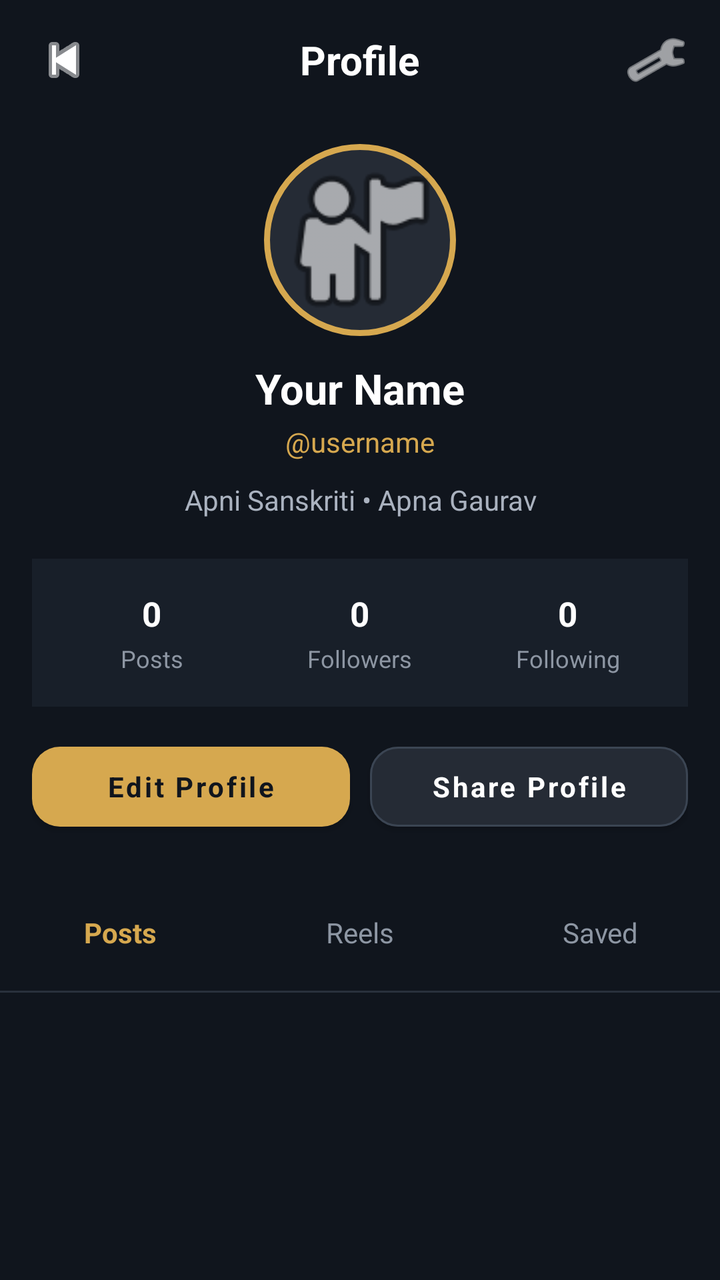
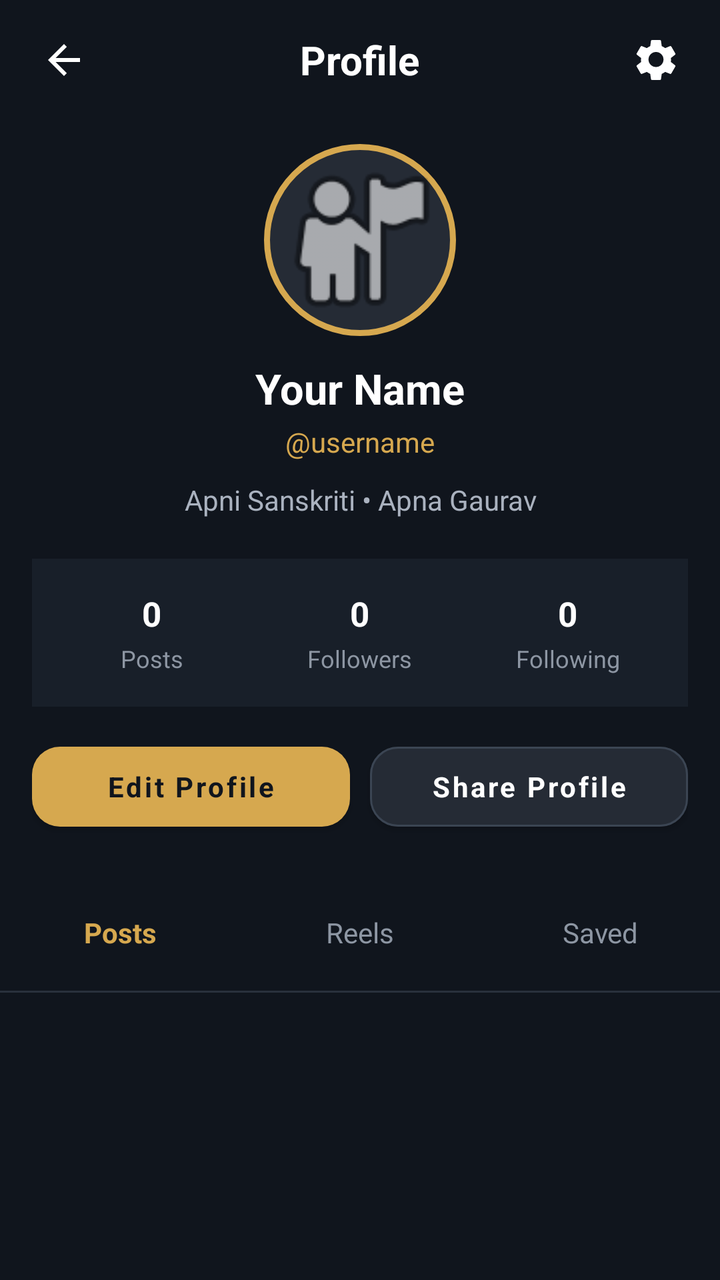

An Android layout rendered at two revisions. The XML below is the earlier revision; the diff shows what the commit changed to produce the second picture.
<!-- AndroidManifest.xml: application theme Theme.SanskritiSathi -->
<!-- res/layout/activity_my_profile.xml -->
<?xml version="1.0" encoding="utf-8"?>
<ScrollView
    xmlns:android="http://schemas.android.com/apk/res/android"
    xmlns:app="http://schemas.android.com/apk/res-auto"
    android:layout_width="match_parent"
    android:layout_height="match_parent"
    android:background="#10151D"
    android:fillViewport="true">

    <LinearLayout
        android:layout_width="match_parent"
        android:layout_height="wrap_content"
        android:orientation="vertical">

        
        <RelativeLayout
            android:layout_width="match_parent"
            android:layout_height="60dp"
            android:paddingStart="8dp"
            android:paddingEnd="8dp">

            
            <ImageButton
                android:id="@+id/backButton"
                android:layout_width="48dp"
                android:layout_height="48dp"
                android:layout_alignParentStart="true"
                android:layout_centerVertical="true"
                android:background="?attr/selectableItemBackgroundBorderless"
                android:contentDescription="Back"
                android:padding="12dp"
                android:src="@android:drawable/ic_media_previous"
                app:tint="#FFFFFF" />

            
            <TextView
                android:id="@+id/profileTitle"
                android:layout_width="wrap_content"
                android:layout_height="wrap_content"
                android:layout_centerInParent="true"
                android:text="Profile"
                android:textColor="#FFFFFF"
                android:textSize="20sp"
                android:textStyle="bold" />

            
            <ImageButton
                android:id="@+id/settingsButton"
                android:layout_width="48dp"
                android:layout_height="48dp"
                android:layout_alignParentEnd="true"
                android:layout_centerVertical="true"
                android:background="?attr/selectableItemBackgroundBorderless"
                android:contentDescription="Settings"
                android:padding="11dp"
                android:src="@android:drawable/ic_menu_preferences"
                app:tint="#FFFFFF" />

        </RelativeLayout>

        
        <LinearLayout
            android:layout_width="match_parent"
            android:layout_height="wrap_content"
            android:orientation="vertical"
            android:paddingStart="20dp"
            android:paddingEnd="20dp"
            android:paddingTop="12dp"
            android:paddingBottom="20dp">

            
            <ImageView
                android:id="@+id/profileImage"
                android:layout_width="96dp"
                android:layout_height="96dp"
                android:layout_gravity="center_horizontal"
                android:background="@drawable/profile_circle_background"
                android:contentDescription="Profile photo"
                android:padding="3dp"
                android:scaleType="centerCrop"
                android:src="@android:drawable/ic_menu_myplaces" />

            <TextView
                android:id="@+id/profileName"
                android:layout_width="match_parent"
                android:layout_height="wrap_content"
                android:layout_marginTop="12dp"
                android:gravity="center"
                android:text="Your Name"
                android:textColor="#FFFFFF"
                android:textSize="21sp"
                android:textStyle="bold" />

            <TextView
                android:id="@+id/profileUsername"
                android:layout_width="match_parent"
                android:layout_height="wrap_content"
                android:layout_marginTop="3dp"
                android:gravity="center"
                android:text="@username"
                android:textColor="#D6A84F"
                android:textSize="14sp" />

            <TextView
                android:id="@+id/profileBio"
                android:layout_width="match_parent"
                android:layout_height="wrap_content"
                android:layout_marginTop="10dp"
                android:gravity="center"
                android:lineSpacingExtra="2dp"
                android:text="Apni Sanskriti • Apna Gaurav"
                android:textColor="#AAB2BF"
                android:textSize="14sp" />

        </LinearLayout>

        
        <LinearLayout
            android:layout_width="match_parent"
            android:layout_height="74dp"
            android:layout_marginStart="16dp"
            android:layout_marginEnd="16dp"
            android:background="#181F29"
            android:gravity="center"
            android:orientation="horizontal"
            android:paddingStart="8dp"
            android:paddingEnd="8dp">

            
            <LinearLayout
                android:layout_width="0dp"
                android:layout_height="match_parent"
                android:layout_weight="1"
                android:gravity="center"
                android:orientation="vertical">

                <TextView
                    android:id="@+id/postsCount"
                    android:layout_width="wrap_content"
                    android:layout_height="wrap_content"
                    android:text="0"
                    android:textColor="#FFFFFF"
                    android:textSize="17sp"
                    android:textStyle="bold" />

                <TextView
                    android:layout_width="wrap_content"
                    android:layout_height="wrap_content"
                    android:layout_marginTop="3dp"
                    android:text="Posts"
                    android:textColor="#8D96A3"
                    android:textSize="12sp" />

            </LinearLayout>

            
            <LinearLayout
                android:layout_width="0dp"
                android:layout_height="match_parent"
                android:layout_weight="1"
                android:gravity="center"
                android:orientation="vertical">

                <TextView
                    android:id="@+id/followersCount"
                    android:layout_width="wrap_content"
                    android:layout_height="wrap_content"
                    android:text="0"
                    android:textColor="#FFFFFF"
                    android:textSize="17sp"
                    android:textStyle="bold" />

                <TextView
                    android:layout_width="wrap_content"
                    android:layout_height="wrap_content"
                    android:layout_marginTop="3dp"
                    android:text="Followers"
                    android:textColor="#8D96A3"
                    android:textSize="12sp" />

            </LinearLayout>

            
            <LinearLayout
                android:layout_width="0dp"
                android:layout_height="match_parent"
                android:layout_weight="1"
                android:gravity="center"
                android:orientation="vertical">

                <TextView
                    android:id="@+id/followingCount"
                    android:layout_width="wrap_content"
                    android:layout_height="wrap_content"
                    android:text="0"
                    android:textColor="#FFFFFF"
                    android:textSize="17sp"
                    android:textStyle="bold" />

                <TextView
                    android:layout_width="wrap_content"
                    android:layout_height="wrap_content"
                    android:layout_marginTop="3dp"
                    android:text="Following"
                    android:textColor="#8D96A3"
                    android:textSize="12sp" />

            </LinearLayout>

        </LinearLayout>

        
        <LinearLayout
            android:layout_width="match_parent"
            android:layout_height="52dp"
            android:layout_marginStart="16dp"
            android:layout_marginTop="14dp"
            android:layout_marginEnd="16dp"
            android:orientation="horizontal">

            <com.google.android.material.button.MaterialButton
                android:id="@+id/editProfileButton"
                android:layout_width="0dp"
                android:layout_height="match_parent"
                android:layout_weight="1"
                android:text="Edit Profile"
                android:textAllCaps="false"
                android:textColor="#10151D"
                android:textStyle="bold"
                app:backgroundTint="#D6A84F"
                app:cornerRadius="14dp" />

            <Space
                android:layout_width="10dp"
                android:layout_height="1dp" />

            <com.google.android.material.button.MaterialButton
                android:id="@+id/shareProfileButton"
                android:layout_width="0dp"
                android:layout_height="match_parent"
                android:layout_weight="1"
                android:text="Share Profile"
                android:textAllCaps="false"
                android:textColor="#FFFFFF"
                android:textStyle="bold"
                app:backgroundTint="#252B35"
                app:cornerRadius="14dp"
                app:strokeColor="#3B4553"
                app:strokeWidth="1dp" />

        </LinearLayout>

        
        <LinearLayout
            android:layout_width="match_parent"
            android:layout_height="58dp"
            android:layout_marginTop="18dp"
            android:gravity="center"
            android:orientation="horizontal">

            <TextView
                android:id="@+id/postsTab"
                android:layout_width="0dp"
                android:layout_height="match_parent"
                android:layout_weight="1"
                android:gravity="center"
                android:text="Posts"
                android:textColor="#D6A84F"
                android:textSize="14sp"
                android:textStyle="bold" />

            <TextView
                android:id="@+id/reelsTab"
                android:layout_width="0dp"
                android:layout_height="match_parent"
                android:layout_weight="1"
                android:gravity="center"
                android:text="Reels"
                android:textColor="#8D96A3"
                android:textSize="14sp" />

            <TextView
                android:id="@+id/savedTab"
                android:layout_width="0dp"
                android:layout_height="match_parent"
                android:layout_weight="1"
                android:gravity="center"
                android:text="Saved"
                android:textColor="#8D96A3"
                android:textSize="14sp" />

        </LinearLayout>

        <View
            android:layout_width="match_parent"
            android:layout_height="1dp"
            android:background="#29313C" />

        
        <GridLayout
            android:id="@+id/profilePostsGrid"
            android:layout_width="match_parent"
            android:layout_height="wrap_content"
            android:columnCount="3"
            android:padding="2dp" />

        <TextView
            android:id="@+id/emptyProfileText"
            android:layout_width="match_parent"
            android:layout_height="180dp"
            android:gravity="center"
            android:padding="24dp"
            android:text="Abhi koi post nahi hai"
            android:textColor="#7F8793"
            android:textSize="14sp"
            android:visibility="gone" />

    </LinearLayout>

</ScrollView>
<!-- resources referenced by this layout -->
<resources>
  <!-- drawable profile_circle_background (drawable) -->
  <?xml version="1.0" encoding="utf-8"?>
  <shape xmlns:android="http://schemas.android.com/apk/res/android"
      android:shape="oval">
  
      <solid android:color="#252B35" />
  
      <stroke
          android:width="3dp"
          android:color="#D6A84F" />
  
      <padding
          android:left="2dp"
          android:top="2dp"
          android:right="2dp"
          android:bottom="2dp" />
  
  </shape>
  <style name="Theme.SanskritiSathi" parent="Theme.MaterialComponents.DayNight.NoActionBar">
  
          <item name="android:fontFamily">sans-serif</item>
  
          
          <item name="android:statusBarColor">#0F111A</item>
          <item name="android:windowLightStatusBar">false</item>
  
          <item name="android:navigationBarColor">#1A1D2B</item>
          <item name="android:windowLightNavigationBar">false</item>
  
          <item name="android:windowActionModeOverlay">true</item>
          <item name="android:windowNoTitle">true</item>
  
          <item name="android:windowBackground">#0F111A</item>
  
          <item name="android:textColorPrimary">#FFFFFF</item>
          <item name="android:textColorSecondary">#A0A5B5</item>
  
      </style>
</resources>

<!-- the commit's change to res/layout/activity_my_profile.xml (unified diff, before → after) -->
@@ -29,8 +29,7 @@
                 android:background="?attr/selectableItemBackgroundBorderless"
                 android:contentDescription="Back"
                 android:padding="12dp"
-                android:src="@android:drawable/ic_media_previous"
-                app:tint="#FFFFFF" />
+                android:src="@drawable/ic_back" />
 
             
             <TextView
@@ -52,9 +51,8 @@
                 android:layout_centerVertical="true"
                 android:background="?attr/selectableItemBackgroundBorderless"
                 android:contentDescription="Settings"
-                android:padding="11dp"
-                android:src="@android:drawable/ic_menu_preferences"
-                app:tint="#FFFFFF" />
+                android:padding="12dp"
+                android:src="@drawable/ic_settings" />
 
         </RelativeLayout>
 
@@ -80,6 +78,7 @@
                 android:scaleType="centerCrop"
                 android:src="@android:drawable/ic_menu_myplaces" />
 
+            
             <TextView
                 android:id="@+id/profileName"
                 android:layout_width="match_parent"
@@ -91,6 +90,7 @@
                 android:textSize="21sp"
                 android:textStyle="bold" />
 
+            
             <TextView
                 android:id="@+id/profileUsername"
                 android:layout_width="match_parent"
@@ -101,6 +101,7 @@
                 android:textColor="#D6A84F"
                 android:textSize="14sp" />
 
+            
             <TextView
                 android:id="@+id/profileBio"
                 android:layout_width="match_parent"
@@ -291,6 +292,7 @@
 
         </LinearLayout>
 
+        
         <View
             android:layout_width="match_parent"
             android:layout_height="1dp"
@@ -304,6 +306,7 @@
             android:columnCount="3"
             android:padding="2dp" />
 
+        
         <TextView
             android:id="@+id/emptyProfileText"
             android:layout_width="match_parent"
<!-- resource entries referenced after the edit -->
@@ -1,5 +1,31 @@
 <!-- resources referenced by this layout -->
 <resources>
+  <!-- drawable ic_back (drawable) -->
+  <?xml version="1.0" encoding="utf-8"?>
+  <vector xmlns:android="http://schemas.android.com/apk/res/android"
+      android:width="24dp"
+      android:height="24dp"
+      android:viewportWidth="24"
+      android:viewportHeight="24">
+  
+      <path
+          android:fillColor="#FFFFFFFF"
+          android:pathData="M20,11L7.83,11l5.59,-5.59L12,4l-8,8 8,8 1.41,-1.41L7.83,13L20,13z" />
+  
+  </vector>
+  <!-- drawable ic_settings (drawable) -->
+  <?xml version="1.0" encoding="utf-8"?>
+  <vector xmlns:android="http://schemas.android.com/apk/res/android"
+      android:width="24dp"
+      android:height="24dp"
+      android:viewportWidth="24"
+      android:viewportHeight="24">
+  
+      <path
+          android:fillColor="#FFFFFFFF"
+          android:pathData="M19.43,12.98c0.04,-0.32 0.07,-0.65 0.07,-0.98s-0.02,-0.66 -0.07,-0.98l2.11,-1.65c0.19,-0.15 0.24,-0.42 0.12,-0.64l-2,-3.46c-0.12,-0.22 -0.37,-0.31 -0.6,-0.22l-2.49,1c-0.52,-0.4 -1.08,-0.73 -1.69,-0.98L14.5,2.42C14.47,2.18 14.25,2 14,2h-4c-0.25,0 -0.46,0.18 -0.5,0.42L9.12,5.07c-0.61,0.25 -1.17,0.59 -1.69,0.98l-2.49,-1c-0.23,-0.08 -0.48,0 -0.6,0.22l-2,3.46c-0.13,0.22 -0.07,0.49 0.12,0.64l2.11,1.65c-0.04,0.32 -0.08,0.65 -0.08,0.98s0.03,0.66 0.08,0.98l-2.11,1.65c-0.19,0.15 -0.24,0.42 -0.12,0.64l2,3.46c0.12,0.22 0.37,0.31 0.6,0.22l2.49,-1c0.52,0.4 1.08,0.73 1.69,0.98l0.38,2.65c0.04,0.24 0.25,0.42 0.5,0.42h4c0.25,0 0.46,-0.18 0.5,-0.42l0.38,-2.65c0.61,-0.25 1.17,-0.58 1.69,-0.98l2.49,1c0.23,0.08 0.48,0 0.6,-0.22l2,-3.46c0.12,-0.22 0.07,-0.49 -0.12,-0.64l-2.11,-1.65zM12,15.5A3.5,3.5 0,1 1,12,8a3.5,3.5 0,0 1,0,7.5z" />
+  
+  </vector>
   <!-- drawable profile_circle_background (drawable) -->
   <?xml version="1.0" encoding="utf-8"?>
   <shape xmlns:android="http://schemas.android.com/apk/res/android"
